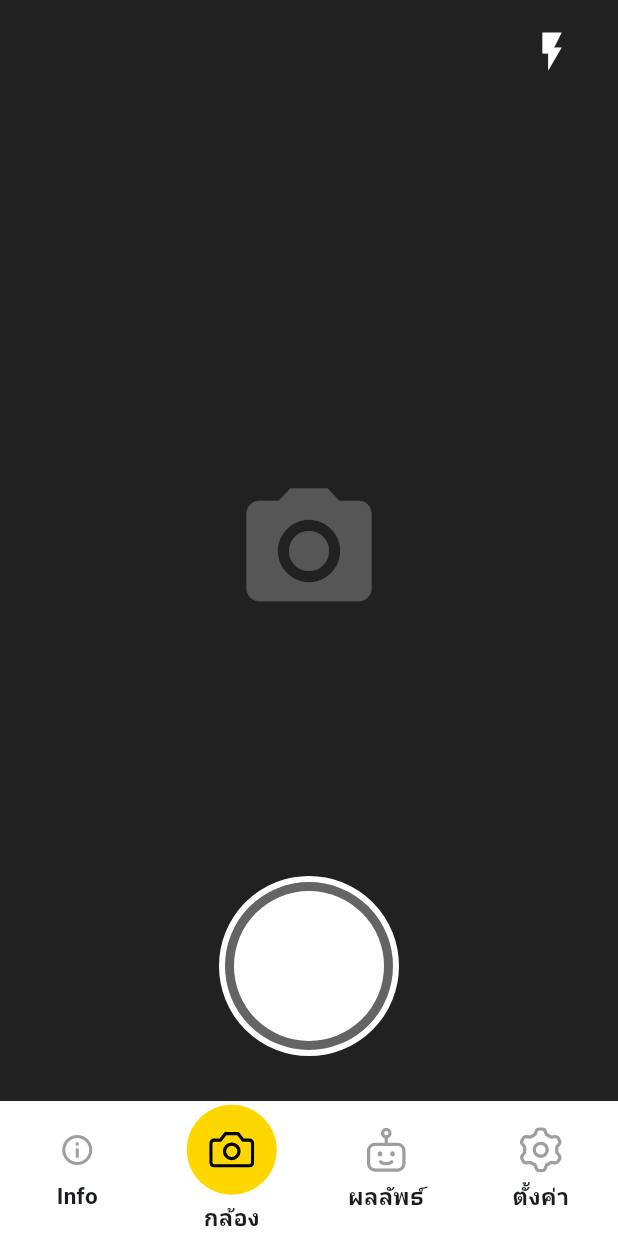
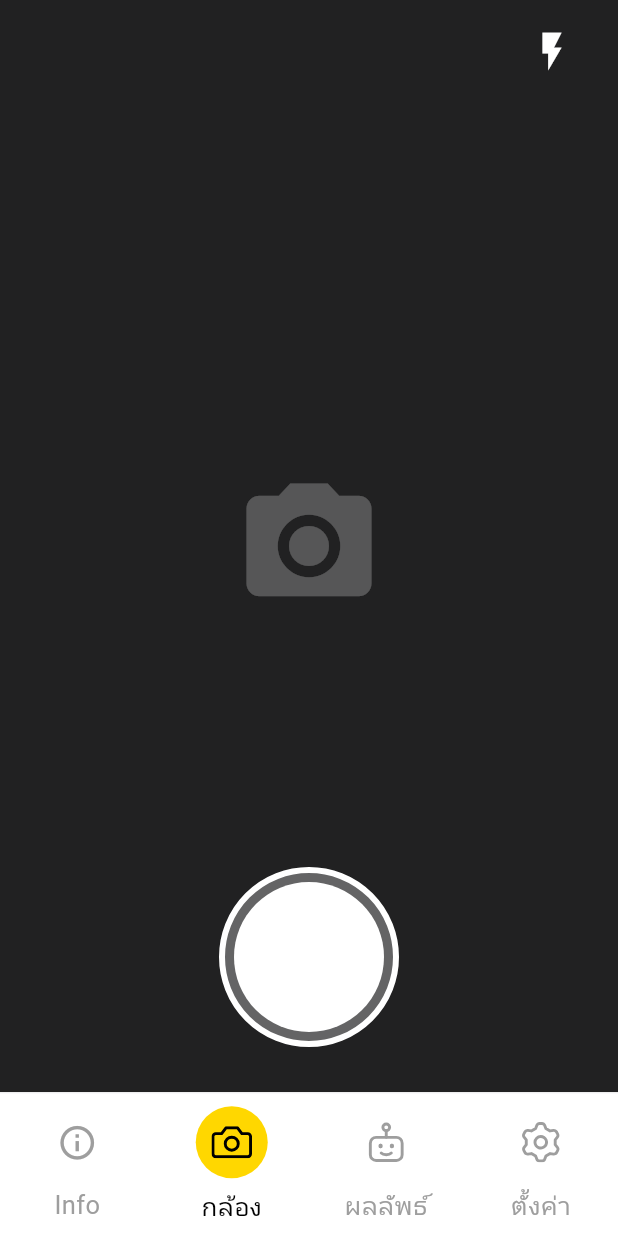
Before and after one commit to LunaBOY65/SeeForYou-mobile-app, a Flutter app: the screen it shows after launch, on a phone screen of 412 x 824 dp. Run offline on Flutter 3.47's test engine with Material 3 defaults, Android fonts, the phone set to English and light mode, and no system bars; our stand-ins replace flutter_svg, google_fonts; Roboto replaces fonts that are missing (Sarabun).

Commit message:
Add Google Fonts and custom Thai font support
Integrates the google_fonts package and applies the Sarabun font to the app's text theme. Adds NotoSansThai-Regular.ttf to assets for future use. Refactors the bottom navigation bar to use BottomNavigationBar with custom icons and haptic feedback. Updates dependencies and plugin registration for path_provider.

```diff
--- a/lib/main.dart
+++ b/lib/main.dart
@@ -1,4 +1,5 @@
 import 'package:flutter/material.dart';
+import 'package:google_fonts/google_fonts.dart';
 import 'screens/root/root_screen.dart';
 
 void main() {
@@ -13,7 +14,11 @@ class MyApp extends StatelessWidget {
     return MaterialApp(
       title: 'Vision Helper',
       debugShowCheckedModeBanner: false,
-      theme: ThemeData(useMaterial3: true, colorSchemeSeed: Colors.blue),
+      theme: ThemeData(
+        useMaterial3: true,
+        colorSchemeSeed: Colors.blue,
+        textTheme: GoogleFonts.sarabunTextTheme(),
+      ),
       home: const RootScreen(),
     );
   }
--- a/lib/screens/root/root_screen.dart
+++ b/lib/screens/root/root_screen.dart
@@ -1,4 +1,5 @@
 import 'package:flutter/material.dart';
+import 'package:flutter/services.dart';
 import 'package:flutter_svg/flutter_svg.dart';
 
 // screens
@@ -33,145 +34,97 @@ class _RootScreenState extends State<RootScreen> {
 
     return Scaffold(
       body: screens[_index],
-      bottomNavigationBar: NavigationBarTheme(
-        // ใช้ Theme เพื่อกำหนดรูปแบบวงกลม
-        data: NavigationBarThemeData(
-          indicatorColor: Colors.transparent, // กำหนดรูปร่างเป็นวงกลม
-          labelTextStyle: MaterialStateProperty.all(
-            const TextStyle(fontSize: 15, fontWeight: FontWeight.bold),
-          ),
+      bottomNavigationBar: Container(
+        decoration: const BoxDecoration(
+          border: Border(top: BorderSide(color: Color(0xFFEEEEEE), width: 1)),
         ),
-        child: NavigationBar(
-          selectedIndex: _index,
-          onDestinationSelected: (i) => setState(() => _index = i),
-          backgroundColor: Colors.white, // สีพื้นหลังของบาร์ (สีดำ)
-          height: 90, // ความสูงของบาร์
-          destinations: [
-            // 1. Info
-            NavigationDestination(
-              icon: const Icon(
-                Icons.info_outline,
-                color: Colors.grey,
-              ), // ไอคอนตอนไม่เลือก
-              selectedIcon: Container(
-                // 2. สร้างวงกลมเองตรงนี้
-                width: 60, // กำหนดความกว้างวงกลม (ยิ่งเยอะยิ่งใหญ่)
-                height: 60, // กำหนดความสูงวงกลม
-                decoration: const BoxDecoration(
-                  color: Color(0xFFFFD700), // สีเหลือง
-                  shape: BoxShape.circle,
-                ),
-                child: const Icon(
-                  Icons.info_outline,
-                  color: Colors.black,
-                  size: 30,
-                ),
-              ),
+        child: BottomNavigationBar(
+          currentIndex: _index,
+          onTap: (i) {
+            HapticFeedback.vibrate(); // สั่นตอนกดปุ่ม
+            setState(() => _index = i);
+          },
+          backgroundColor: Colors.white,
+          type: BottomNavigationBarType.fixed, // ป้องกันปุ่มเด้งไปมา
+          elevation: 0, // เอาเงาออก
+          selectedFontSize: 17,
+          unselectedFontSize: 17,
+          selectedItemColor: Colors.black,
+          unselectedItemColor: Colors.grey,
+          items: [
+            _buildNavItem(
+              index: 0,
               label: 'Info',
+              iconData: Icons.info_outline,
             ),
-
-            // 2. Camera
-            NavigationDestination(
-              icon: SvgPicture.asset(
-                'assets/icons/camera_icon.svg',
-                width: 30,
-                height: 30,
-                colorFilter: const ColorFilter.mode(
-                  Colors.grey,
-                  BlendMode.srcIn,
-                ),
-              ),
-              selectedIcon: Container(
-                width: 60, // ปรับขนาดวงกลมได้ตามใจชอบตรงนี้
-                height: 60,
-                decoration: const BoxDecoration(
-                  color: Color(0xFFFFD700),
-                  shape: BoxShape.circle,
-                ),
-                child: Center(
-                  // ต้องมี Center เพื่อจัด icon ให้อยู่กลางวงกลม
-                  child: SvgPicture.asset(
-                    'assets/icons/camera_icon.svg',
-                    width: 30,
-                    height: 30,
-                    colorFilter: const ColorFilter.mode(
-                      Colors.black,
-                      BlendMode.srcIn,
-                    ),
-                  ),
-                ),
-              ),
+            _buildNavItem(
+              index: 1,
               label: 'กล้อง',
+              assetPath: 'assets/icons/camera_icon.svg',
             ),
-
-            // 3. Result
-            NavigationDestination(
-              icon: SvgPicture.asset(
-                'assets/icons/robotics_icon.svg',
-                width: 30,
-                height: 30,
-                colorFilter: const ColorFilter.mode(
-                  Colors.grey,
-                  BlendMode.srcIn,
-                ),
-              ),
-              selectedIcon: Container(
-                width: 60,
-                height: 60,
-                decoration: const BoxDecoration(
-                  color: Color(0xFFFFD700),
-                  shape: BoxShape.circle,
-                ),
-                child: Center(
-                  child: SvgPicture.asset(
-                    'assets/icons/robotics_icon.svg',
-                    width: 30,
-                    height: 30,
-                    colorFilter: const ColorFilter.mode(
-                      Colors.black,
-                      BlendMode.srcIn,
-                    ),
-                  ),
-                ),
-              ),
+            _buildNavItem(
+              index: 2,
               label: 'ผลลัพธ์',
+              assetPath: 'assets/icons/robotics_icon.svg',
             ),
-
-            // 4. Settings
-            NavigationDestination(
-              icon: SvgPicture.asset(
-                'assets/icons/settings_icon.svg',
-                width: 30,
-                height: 30,
-                colorFilter: const ColorFilter.mode(
-                  Colors.grey,
-                  BlendMode.srcIn,
-                ),
-              ),
-              selectedIcon: Container(
-                width: 60,
-                height: 60,
-                decoration: const BoxDecoration(
-                  color: Color(0xFFFFD700),
-                  shape: BoxShape.circle,
-                ),
-                child: Center(
-                  child: SvgPicture.asset(
-                    'assets/icons/settings_icon.svg',
-                    width: 30,
-                    height: 30,
-                    colorFilter: const ColorFilter.mode(
-                      Colors.black,
-                      BlendMode.srcIn,
-                    ),
-                  ),
-                ),
-              ),
+            _buildNavItem(
+              index: 3,
               label: 'ตั้งค่า',
+              assetPath: 'assets/icons/settings_icon.svg',
             ),
           ],
         ),
       ),
     );
   }
+
+  // เพิ่มฟังก์ชันใหม่ตรงนี้ (ก่อนปิดปีกกา Class)
+  BottomNavigationBarItem _buildNavItem({
+    required int index,
+    required String label,
+    String? assetPath,
+    IconData? iconData,
+  }) {
+    final isSelected = _index == index;
+    const double circleSize = 48;
+    const double iconSize = 27;
+
+    Widget iconWidget;
+    if (assetPath != null) {
+      iconWidget = SvgPicture.asset(
+        assetPath,
+        width: iconSize,
+        height: iconSize,
+        colorFilter: ColorFilter.mode(
+          isSelected ? Colors.black : Colors.grey,
+          BlendMode.srcIn,
+        ),
+      );
+    } else {
+      iconWidget = Icon(
+        iconData,
+        size: iconSize,
+        color: isSelected ? Colors.black : Colors.grey,
+      );
+    }
+
+    return BottomNavigationBarItem(
+      icon: Container(
+        margin: const EdgeInsets.only(bottom: 6),
+        padding: const EdgeInsets.all(10),
+        child: iconWidget,
+      ),
+      activeIcon: Container(
+        margin: const EdgeInsets.only(bottom: 6),
+        width: circleSize,
+        height: circleSize,
+        decoration: const BoxDecoration(
+          color: Color(0xFFFFD700),
+          shape: BoxShape.circle,
+        ),
+        child: Center(child: iconWidget),
+      ),
+      label: label,
+    );
+  }
 }
```
Also changed, not shown: assets/fonts/NotoSansThai-Regular.ttf (added), 1 other file.
